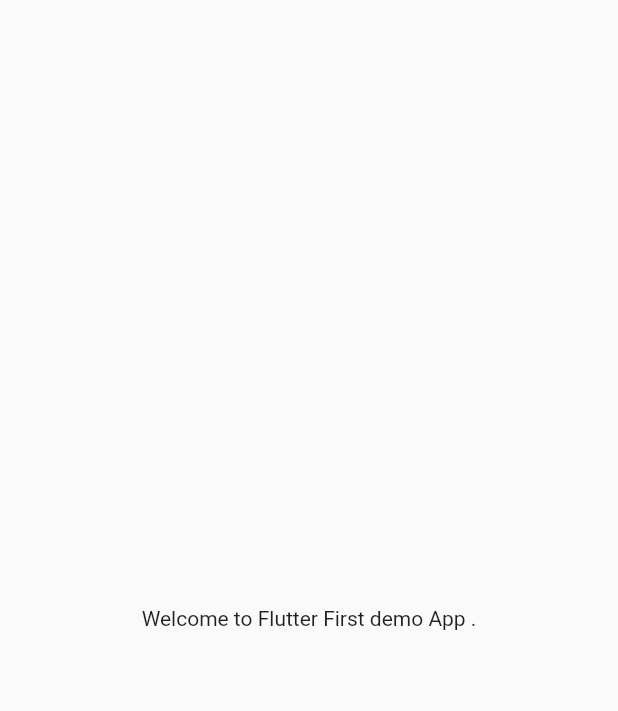
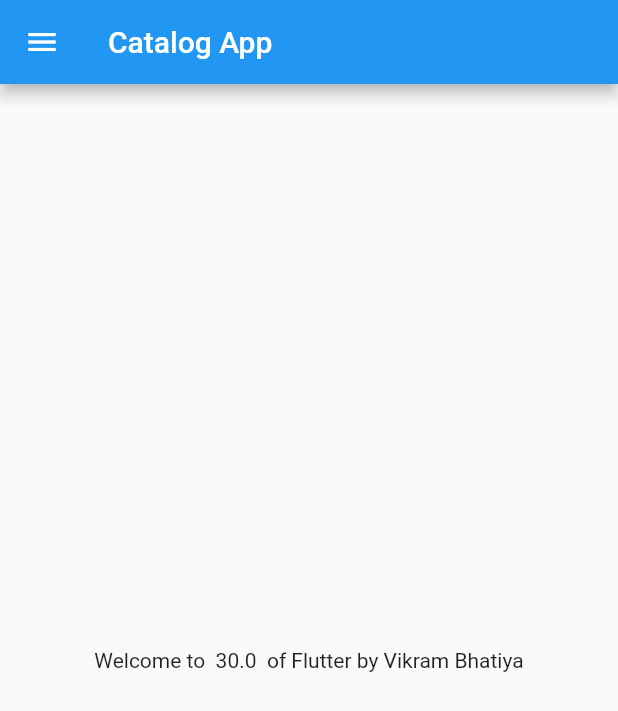
Before and after one commit to vickyahir/FlutterDemoApp, a Flutter app: the screen it shows after launch, on a phone screen of 412 x 824 dp. Shown: the top 711 px of the screen. Run offline on Flutter 3.47's test engine with Material 2 defaults, Android fonts, the phone set to English and light mode, and no system bars.

Commit message:
day 2 completed

```diff
--- /dev/null
+++ b/lib/home_page.dart
@@ -0,0 +1,22 @@
+import 'package:flutter/material.dart';
+
+class HomePage extends StatelessWidget {
+  const HomePage({Key? key}) : super(key: key);
+
+  @override
+  Widget build(BuildContext context) {
+    double days = 30;
+    String name = "Vikram Bhatiya";
+
+    return Scaffold(
+      appBar: AppBar(
+        title: Text("Catalog App "),
+      ),
+      body: Center(
+          child: Container(
+        child: Text("Welcome to  $days  of Flutter by $name"),
+      )),
+      drawer: Drawer(),
+    );
+  }
+}
--- a/lib/main.dart
+++ b/lib/main.dart
@@ -1,3 +1,4 @@
+import 'package:first_demo_flutter/home_page.dart';
 import 'package:flutter/material.dart';
 
 void main() {
@@ -11,11 +12,7 @@ class MyApp extends StatelessWidget {
   Widget build(BuildContext context) {
     return MaterialApp(
       debugShowCheckedModeBanner: false,
-        home: Material(
-            child: Center(
-      child: Container(
-        child: Text("Welcome to Flutter First demo App ."),
-      ),
-    )));
+      home: HomePage(),
+    );
   }
 }
```
